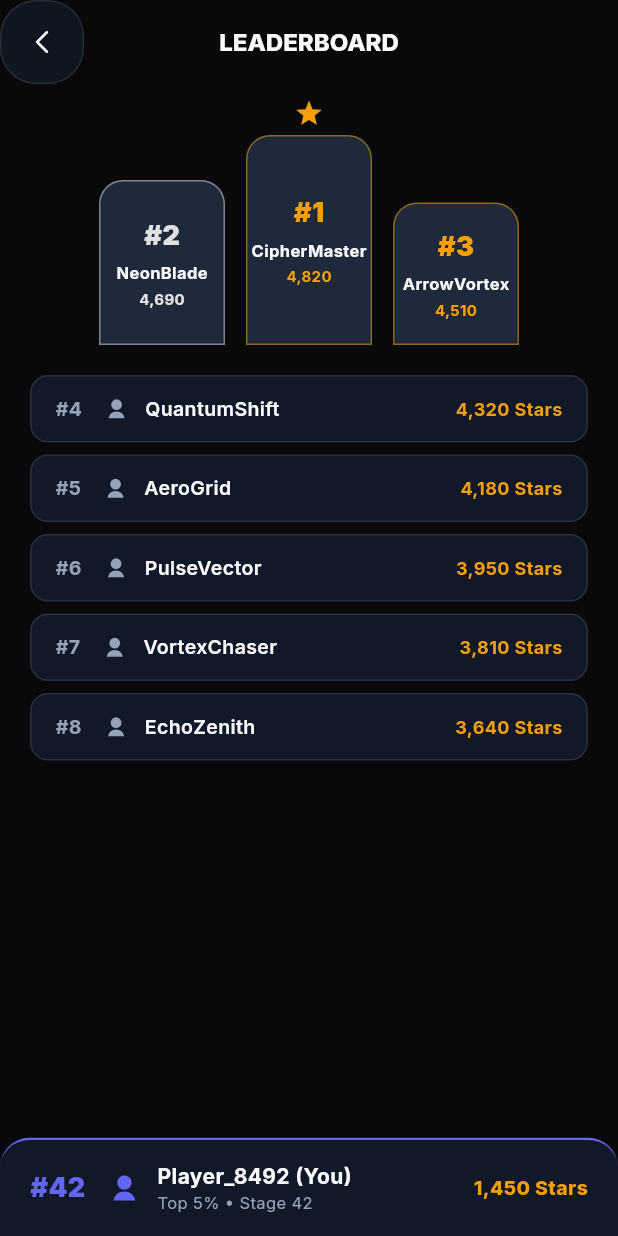
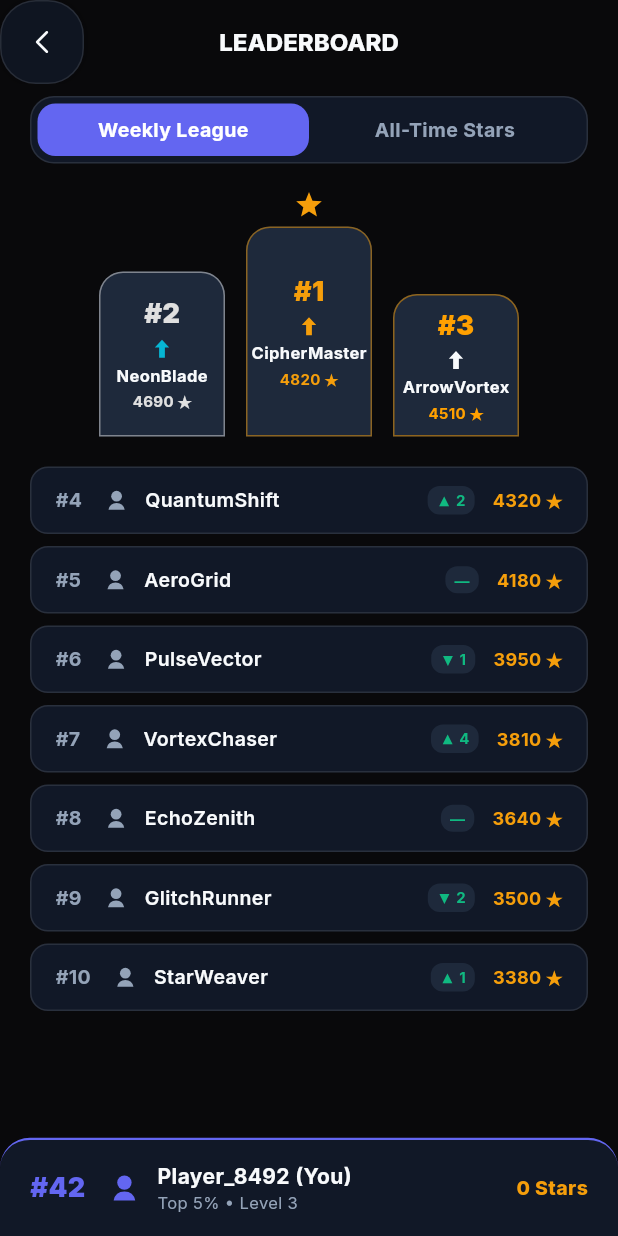
Before and after one commit to nuraiyaa/Arrow-pazzle-app-for-android-ios, a Flutter app: the LeaderboardScreen screen opened by its route, on a phone screen of 412 x 824 dp. Run offline on Flutter 3.47's test engine with Material 3 defaults, Android fonts, the phone set to English and light mode, and no system bars; our stand-ins replace flutter_riverpod, go_router, google_fonts, shared_preferences; accounts and stored records are empty.

Commit message:
feat: complete Phase 7 Offline and Online Backend with Cloud Sync and Leaderboards

```diff
--- /dev/null
+++ b/lib/data/providers/backend_provider.dart
@@ -0,0 +1,59 @@
+import 'package:flutter_riverpod/flutter_riverpod.dart';
+import '../../domain/models/leaderboard_entry_model.dart';
+import '../../domain/models/player_profile_model.dart';
+import '../services/backend_sync_service.dart';
+import 'progress_provider.dart';
+
+final backendSyncServiceProvider = Provider<BackendSyncService>((ref) {
+  final progress = ref.watch(progressServiceProvider);
+  return BackendSyncService(progress);
+});
+
+class PlayerProfileNotifier extends Notifier<PlayerProfile> {
+  BackendSyncService get _backend => ref.read(backendSyncServiceProvider);
+
+  @override
+  PlayerProfile build() {
+    final progress = ref.watch(progressServiceProvider);
+    return PlayerProfile(
+      id: 'player_8492_guest',
+      displayName: 'Player_8492 (You)',
+      avatarSkinId: progress.equippedSkinId,
+      level: progress.playerLevel,
+      xp: progress.xp,
+      coins: progress.coins,
+      totalStars: progress.totalStars,
+      timedHighScore: progress.timedHighScore,
+      lastSyncTime: DateTime.now(),
+      isAnonymous: true,
+    );
+  }
+
+  Future<void> syncWithCloud() async {
+    final updated = await _backend.syncProfile(state);
+    state = updated;
+  }
+}
+
+final playerProfileProvider = NotifierProvider<PlayerProfileNotifier, PlayerProfile>(
+  PlayerProfileNotifier.new,
+);
+
+class LeaderboardModeNotifier extends Notifier<bool> {
+  @override
+  bool build() => true; // true = weekly, false = all-time
+
+  void setMode(bool isWeekly) {
+    state = isWeekly;
+  }
+}
+
+final leaderboardModeProvider = NotifierProvider<LeaderboardModeNotifier, bool>(
+  LeaderboardModeNotifier.new,
+);
+
+final leaderboardEntriesProvider = FutureProvider<List<LeaderboardEntry>>((ref) async {
+  final backend = ref.watch(backendSyncServiceProvider);
+  final isWeekly = ref.watch(leaderboardModeProvider);
+  return backend.fetchLeaderboard(isWeekly: isWeekly);
+});
--- /dev/null
+++ b/lib/domain/models/leaderboard_entry_model.dart
@@ -0,0 +1,47 @@
+class LeaderboardEntry {
+  final int rank;
+  final String playerId;
+  final String displayName;
+  final int stars;
+  final int score;
+  final String avatarSkinId;
+  final String rankDelta; // e.g. "+2", "-", "-1"
+  final int playerLevel;
+
+  const LeaderboardEntry({
+    required this.rank,
+    required this.playerId,
+    required this.displayName,
+    this.stars = 0,
+    this.score = 0,
+    this.avatarSkinId = 'classic_obsidian',
+    this.rankDelta = '—',
+    this.playerLevel = 1,
+  });
+
+  factory LeaderboardEntry.fromJson(Map<String, dynamic> json) {
+    return LeaderboardEntry(
+      rank: json['rank'] as int? ?? 1,
+      playerId: json['playerId'] as String? ?? '',
+      displayName: json['displayName'] as String? ?? 'Player',
+      stars: json['stars'] as int? ?? 0,
+      score: json['score'] as int? ?? 0,
+      avatarSkinId: json['avatarSkinId'] as String? ?? 'classic_obsidian',
+      rankDelta: json['rankDelta'] as String? ?? '—',
+      playerLevel: json['playerLevel'] as int? ?? 1,
+    );
+  }
+
+  Map<String, dynamic> toJson() {
+    return {
+      'rank': rank,
+      'playerId': playerId,
+      'displayName': displayName,
+      'stars': stars,
+      'score': score,
+      'avatarSkinId': avatarSkinId,
+      'rankDelta': rankDelta,
+      'playerLevel': playerLevel,
+    };
+  }
+}
--- a/lib/features/leaderboard/presentation/leaderboard_screen.dart
+++ b/lib/features/leaderboard/presentation/leaderboard_screen.dart
@@ -1,14 +1,22 @@
 import 'package:flutter/material.dart';
+import 'package:flutter_riverpod/flutter_riverpod.dart';
 import 'package:go_router/go_router.dart';
 import '../../../core/constants/app_colors.dart';
+import '../../../data/providers/backend_provider.dart';
+import '../../../domain/models/leaderboard_entry_model.dart';
+import '../../../domain/models/skin_model.dart';
 import '../../../shared/widgets/neo_button.dart';
 import '../../../shared/widgets/neo_icon.dart';
 
-class LeaderboardScreen extends StatelessWidget {
+class LeaderboardScreen extends ConsumerWidget {
   const LeaderboardScreen({super.key});
 
   @override
-  Widget build(BuildContext context) {
+  Widget build(BuildContext context, WidgetRef ref) {
+    final isWeekly = ref.watch(leaderboardModeProvider);
+    final profile = ref.watch(playerProfileProvider);
+    final entriesAsync = ref.watch(leaderboardEntriesProvider);
+
     return Scaffold(
       backgroundColor: AppColors.surfaceBackground,
       appBar: AppBar(
@@ -23,35 +31,109 @@ class LeaderboardScreen extends StatelessWidget {
       ),
       body: Column(
         children: [
-          // Top 3 Podium
+          // Mode Tab Switcher
+          Padding(
+            padding: const EdgeInsets.symmetric(horizontal: 20, vertical: 8),
+            child: Container(
+              padding: const EdgeInsets.all(4),
+              decoration: BoxDecoration(
+                color: AppColors.surfaceCard,
+                borderRadius: BorderRadius.circular(16),
+                border: Border.all(color: AppColors.surfaceBorderSubtle),
+              ),
+              child: Row(
+                children: [
+                  Expanded(
+                    child: _buildTabButton(
+                      'Weekly League',
+                      isSelected: isWeekly,
+                      onTap: () => ref.read(leaderboardModeProvider.notifier).setMode(true),
+                    ),
+                  ),
+                  Expanded(
+                    child: _buildTabButton(
+                      'All-Time Stars',
+                      isSelected: !isWeekly,
+                      onTap: () => ref.read(leaderboardModeProvider.notifier).setMode(false),
+                    ),
+                  ),
+                ],
+              ),
+            ),
+          ),
+
+          // Leaderboard Content
+          Expanded(
+            child: entriesAsync.when(
+              loading: () => const Center(child: CircularProgressIndicator(color: AppColors.brandPrimary)),
+              error: (err, _) => Center(child: Text('Error loading scores: $err')),
+              data: (entries) {
+                if (entries.isEmpty) return const SizedBox();
+
+                final top1 = entries.isNotEmpty ? entries[0] : null;
+                final top2 = entries.length > 1 ? entries[1] : null;
+                final top3 = entries.length > 2 ? entries[2] : null;
+                final remaining = entries.length > 3 ? entries.sublist(3) : <LeaderboardEntry>[];
+
+                return Column(
+                  children: [
+                    // Top 3 Podium Showcase
                     Padding(
                       padding: const EdgeInsets.symmetric(horizontal: 20, vertical: 10),
                       child: Row(
                         mainAxisAlignment: MainAxisAlignment.center,
                         crossAxisAlignment: CrossAxisAlignment.end,
                         children: [
-                _buildPodiumRank(rank: 2, name: 'NeonBlade', score: '4,690', height: 110, color: Colors.grey.shade300),
+                          if (top2 != null)
+                            _buildPodiumRank(
+                              rank: 2,
+                              name: top2.displayName,
+                              score: '${top2.stars} ★',
+                              height: 110,
+                              color: Colors.grey.shade300,
+                              skinId: top2.avatarSkinId,
+                            ),
                           const SizedBox(width: 14),
-                _buildPodiumRank(rank: 1, name: 'CipherMaster', score: '4,820', height: 140, color: AppColors.accentGold, isWinner: true),
+                          if (top1 != null)
+                            _buildPodiumRank(
+                              rank: 1,
+                              name: top1.displayName,
+                              score: '${top1.stars} ★',
+                              height: 140,
+                              color: AppColors.accentGold,
+                              isWinner: true,
+                              skinId: top1.avatarSkinId,
+                            ),
                           const SizedBox(width: 14),
-                _buildPodiumRank(rank: 3, name: 'ArrowVortex', score: '4,510', height: 95, color: Colors.amber.shade700),
+                          if (top3 != null)
+                            _buildPodiumRank(
+                              rank: 3,
+                              name: top3.displayName,
+                              score: '${top3.stars} ★',
+                              height: 95,
+                              color: Colors.amber.shade700,
+                              skinId: top3.avatarSkinId,
+                            ),
                         ],
                       ),
                     ),
 
                     const SizedBox(height: 10),
 
-          // Scrollable List for ranks 4-10
+                    // Scrollable List for ranks 4+
                     Expanded(
-            child: ListView(
+                      child: ListView.builder(
                         padding: const EdgeInsets.symmetric(horizontal: 20),
-              children: [
-                _buildPlayerRow(4, 'QuantumShift', '4,320 Stars'),
-                _buildPlayerRow(5, 'AeroGrid', '4,180 Stars'),
-                _buildPlayerRow(6, 'PulseVector', '3,950 Stars'),
-                _buildPlayerRow(7, 'VortexChaser', '3,810 Stars'),
-                _buildPlayerRow(8, 'EchoZenith', '3,640 Stars'),
+                        itemCount: remaining.length,
+                        itemBuilder: (context, index) {
+                          final item = remaining[index];
+                          return _buildPlayerRow(item);
+                        },
+                      ),
+                    ),
                   ],
+                );
+              },
             ),
           ),
 
@@ -63,29 +145,55 @@ class LeaderboardScreen extends StatelessWidget {
               borderRadius: BorderRadius.vertical(top: Radius.circular(20)),
               border: Border(top: BorderSide(color: AppColors.brandPrimary, width: 1.5)),
             ),
-            child: const Row(
+            child: Row(
               children: [
-                Text(
+                const Text(
                   '#42',
                   style: TextStyle(fontSize: 18, fontWeight: FontWeight.w900, color: AppColors.brandPrimary),
                 ),
-                SizedBox(width: 14),
+                const SizedBox(width: 14),
                 NeoIcon(type: NeoIconType.user, size: 24, color: AppColors.brandPrimary),
-                SizedBox(width: 10),
+                const SizedBox(width: 10),
                 Expanded(
                   child: Column(
                     crossAxisAlignment: CrossAxisAlignment.start,
                     children: [
-                      Text('Player_8492 (You)', style: TextStyle(fontSize: 14, fontWeight: FontWeight.w700)),
-                      Text('Top 5% • Stage 42', style: TextStyle(fontSize: 11, color: AppColors.textSecondary)),
+                      Text(profile.displayName, style: const TextStyle(fontSize: 14, fontWeight: FontWeight.w700)),
+                      Text('Top 5% • Level ${profile.level}', style: const TextStyle(fontSize: 11, color: AppColors.textSecondary)),
                     ],
                   ),
                 ),
-                Text('1,450 Stars', style: TextStyle(fontSize: 13, fontWeight: FontWeight.w800, color: AppColors.accentGold)),
+                Text(
+                  '${profile.totalStars} Stars',
+                  style: const TextStyle(fontSize: 13, fontWeight: FontWeight.w800, color: AppColors.accentGold),
+                ),
               ],
             ),
           ),
         ],
+      ),
+    );
+  }
+
+  Widget _buildTabButton(String label, {required bool isSelected, required VoidCallback onTap}) {
+    return GestureDetector(
+      onTap: onTap,
+      child: Container(
+        padding: const EdgeInsets.symmetric(vertical: 8),
+        decoration: BoxDecoration(
+          color: isSelected ? AppColors.brandPrimary : Colors.transparent,
+          borderRadius: BorderRadius.circular(12),
+        ),
+        child: Center(
+          child: Text(
+            label,
+            style: TextStyle(
+              fontSize: 13,
+              fontWeight: FontWeight.w700,
+              color: isSelected ? Colors.white : AppColors.textSecondary,
+            ),
+          ),
+        ),
       ),
     );
   }
@@ -96,8 +204,11 @@ class LeaderboardScreen extends StatelessWidget {
     required String score,
     required double height,
     required Color color,
+    required String skinId,
     bool isWinner = false,
   }) {
+    final skin = ArrowSkin.getById(skinId);
+
     return Column(
       children: [
         if (isWinner)
@@ -109,13 +220,15 @@ class LeaderboardScreen extends StatelessWidget {
           decoration: BoxDecoration(
             color: AppColors.surfaceCardElevated,
             borderRadius: const BorderRadius.vertical(top: Radius.circular(16)),
-            border: Border.all(color: color.withOpacity(0.5)),
+            border: Border.all(color: color.withValues(alpha: 0.5)),
           ),
           child: Column(
             mainAxisAlignment: MainAxisAlignment.center,
             children: [
               Text('#$rank', style: TextStyle(fontSize: 18, fontWeight: FontWeight.w900, color: color)),
-              const SizedBox(height: 4),
+              const SizedBox(height: 2),
+              NeoIcon(type: NeoIconType.arrowUp, size: 16, color: skin.primaryColor),
+              const SizedBox(height: 2),
               Text(name, maxLines: 1, overflow: TextOverflow.ellipsis, style: const TextStyle(fontSize: 11, fontWeight: FontWeight.w700)),
               const SizedBox(height: 2),
               Text(score, style: TextStyle(fontSize: 10, color: color, fontWeight: FontWeight.w700)),
@@ -126,7 +239,7 @@ class LeaderboardScreen extends StatelessWidget {
     );
   }
 
-  Widget _buildPlayerRow(int rank, String name, String score) {
+  Widget _buildPlayerRow(LeaderboardEntry entry) {
     return Container(
       margin: const EdgeInsets.only(bottom: 8),
       padding: const EdgeInsets.symmetric(horizontal: 16, vertical: 12),
@@ -137,12 +250,23 @@ class LeaderboardScreen extends StatelessWidget {
       ),
       child: Row(
         children: [
-          Text('#$rank', style: const TextStyle(fontSize: 13, fontWeight: FontWeight.w700, color: AppColors.textSecondary)),
+          Text('#${entry.rank}', style: const TextStyle(fontSize: 13, fontWeight: FontWeight.w700, color: AppColors.textSecondary)),
           const SizedBox(width: 14),
           const NeoIcon(type: NeoIconType.user, size: 18, color: AppColors.textSecondary),
           const SizedBox(width: 10),
-          Expanded(child: Text(name, style: const TextStyle(fontSize: 13, fontWeight: FontWeight.w600))),
-          Text(score, style: const TextStyle(fontSize: 12, fontWeight: FontWeight.w700, color: AppColors.accentGold)),
+          Expanded(
+            child: Text(entry.displayName, style: const TextStyle(fontSize: 13, fontWeight: FontWeight.w600)),
+          ),
+          Container(
+            padding: const EdgeInsets.symmetric(horizontal: 6, vertical: 2),
+            decoration: BoxDecoration(
+              color: AppColors.surfaceCardElevated,
+              borderRadius: BorderRadius.circular(8),
+            ),
+            child: Text(entry.rankDelta, style: const TextStyle(fontSize: 10, color: AppColors.accentSecondary, fontWeight: FontWeight.w700)),
+          ),
+          const SizedBox(width: 12),
+          Text('${entry.stars} ★', style: const TextStyle(fontSize: 12, fontWeight: FontWeight.w700, color: AppColors.accentGold)),
         ],
       ),
     );
```
Also changed, not shown: lib/data/services/backend_sync_service.dart (added, +111 -0 lines), lib/domain/models/player_profile_model.dart (added, +105 -0 lines), lib/features/settings/presentation/settings_screen.dart (+16 -5 lines), 1 other file. Lines whose indentation alone changed are shown as unchanged.
